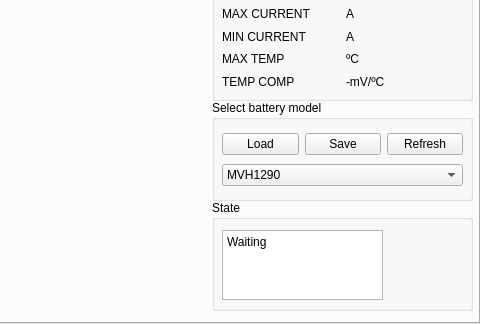
SFLACUEVA/AppQT, file form.ui: the form before one commit; both pictures show x 320 to 800 and y 156 to 480 of the 800 by 480 pixel window.
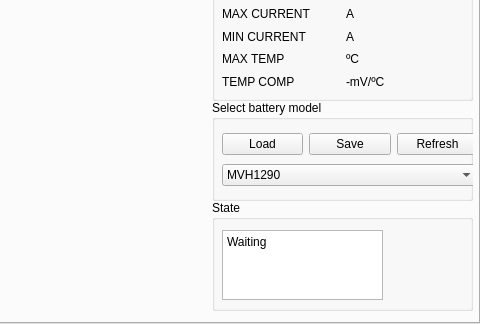
The form after the commit. The open tabs and pages were chosen to show the change.

What changed in the file:
```diff
--- a/form.ui
+++ b/form.ui
@@ -236,7 +236,7 @@
         <rect>
          <x>10</x>
          <y>30</y>
-         <width>241</width>
+         <width>256</width>
          <height>61</height>
         </rect>
        </property>
```
Left out of the diff: 6 changed lines with no effect on the pictures.
